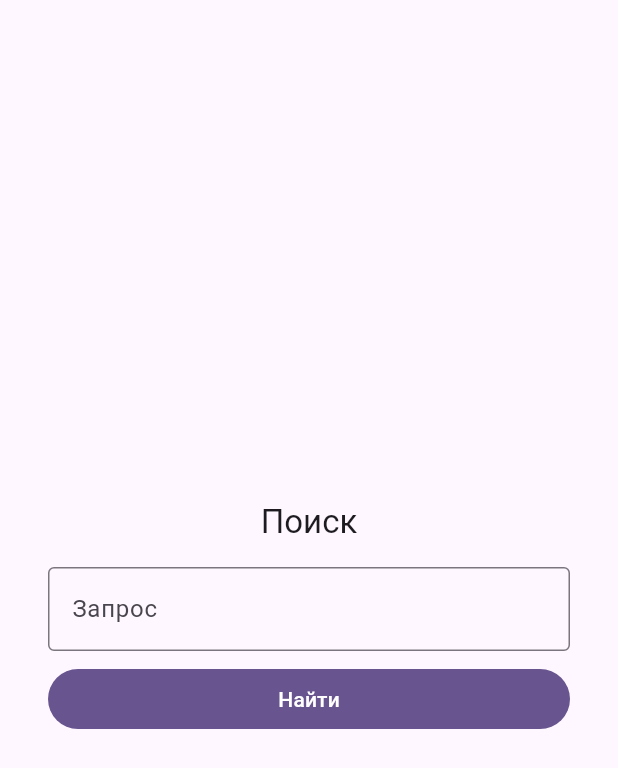
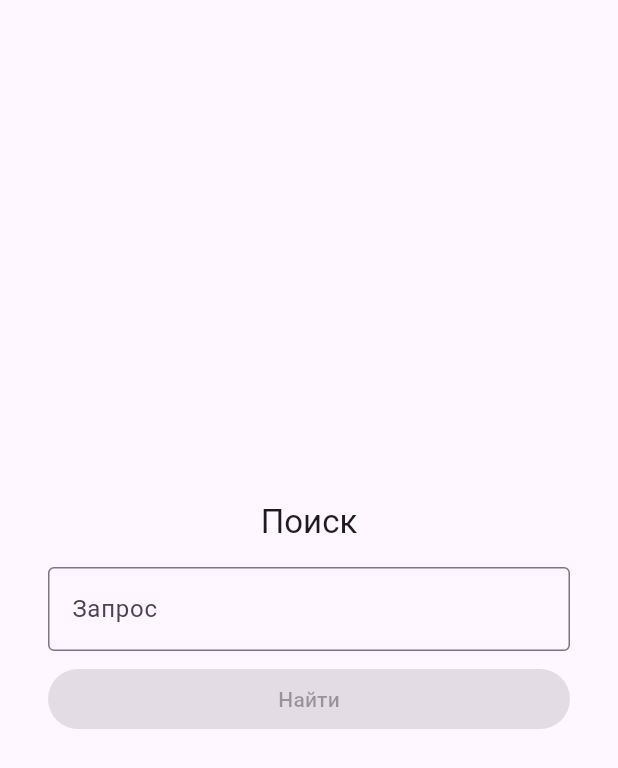
Before and after one commit to surodeev-artem/News-Shower, a Flutter app: the screen it shows after launch, on a phone screen of 412 x 824 dp. Shown: the top 768 px of the screen. Run offline on Flutter 3.47's test engine with Material 3 defaults, Android fonts, the phone set to English and light mode, and no system bars; our stand-ins replace dio, freezed_annotation, get_it, material_ui.

Commit message:
Add navigation

```diff
--- a/lib/app.dart
+++ b/lib/app.dart
@@ -1,5 +1,6 @@
 import 'package:material_ui/material_ui.dart';
-import 'package:news_shower/feature/news_search/ui/news_search_screen.dart';
+import 'package:news_shower/navigation/app_routes.dart';
+import 'package:news_shower/navigation/routes_generator.dart';
 
 class NewShowerApp extends StatelessWidget {
   const NewShowerApp({super.key});
@@ -9,7 +10,8 @@ class NewShowerApp extends StatelessWidget {
     return MaterialApp(
       title: 'Flutter Demo',
       theme: ThemeData(colorScheme: .fromSeed(seedColor: Colors.deepPurple)),
-      home: NewsSearchScreen(),
+      initialRoute: AppRoutes.search,
+      onGenerateRoute: RoutesGenerator.generate,
     );
   }
 }
--- /dev/null
+++ b/lib/feature/news_search/controller/news_search_controller.dart
@@ -0,0 +1,11 @@
+import 'package:flutter/foundation.dart';
+import 'package:news_shower/feature/news_search/controller/news_search_state.dart';
+
+class NewsSearchController extends ChangeNotifier {
+  NewsSearchState state = NewsSearchState(isSearchButtonEnabled: false);
+
+  void onSearchQueryChanged(String query) {
+    state = state.copyWith(isSearchButtonEnabled: query.isNotEmpty);
+    notifyListeners();
+  }
+}
--- /dev/null
+++ b/lib/feature/news_search/controller/news_search_state.dart
@@ -0,0 +1,9 @@
+import 'package:freezed_annotation/freezed_annotation.dart';
+
+part 'news_search_state.freezed.dart';
+
+@freezed
+abstract class NewsSearchState with _$NewsSearchState {
+  const factory NewsSearchState({required bool isSearchButtonEnabled}) =
+      _NewsSearchState;
+}
--- a/lib/feature/news_search/ui/news_search_screen.dart
+++ b/lib/feature/news_search/ui/news_search_screen.dart
@@ -1,4 +1,6 @@
 import 'package:material_ui/material_ui.dart';
+import 'package:news_shower/feature/news_search/controller/news_search_controller.dart';
+import 'package:news_shower/navigation/app_routes.dart';
 
 class NewsSearchScreen extends StatefulWidget {
   const NewsSearchScreen({super.key});
@@ -10,18 +12,22 @@ class NewsSearchScreen extends StatefulWidget {
 }
 
 class _NewsSearchScreenState extends State<NewsSearchScreen> {
-  late TextEditingController _textEditingController;
+  late final TextEditingController _textEditingController;
+  late final NewsSearchController _controller;
 
   @override
   void initState() {
     super.initState();
     _textEditingController = TextEditingController();
+    _controller = NewsSearchController();
   }
 
   @override
   Widget build(BuildContext context) {
     return Scaffold(
-      body: Center(
+      body: ListenableBuilder(
+        listenable: _controller,
+        builder: (context, _) => Center(
           child: Padding(
             padding: EdgeInsetsGeometry.symmetric(horizontal: 32),
             child: Column(
@@ -35,13 +41,29 @@ class _NewsSearchScreenState extends State<NewsSearchScreen> {
                     labelText: 'Запрос',
                     border: OutlineInputBorder(),
                   ),
+                  onChanged: (value) => {
+                    _controller.onSearchQueryChanged(value),
+                  },
                 ),
                 Padding(padding: EdgeInsetsGeometry.only(top: 8)),
                 SizedBox(
                   width: double.infinity,
-                child: FilledButton(onPressed: () => {}, child: Text("Найти")),
+                  child: FilledButton(
+                    onPressed: _controller.state.isSearchButtonEnabled
+                        ? () {
+                            Navigator.of(context).pushNamed(
+                              AppRoutes.newsList,
+                              arguments: NewsListArgs(
+                                query: _textEditingController.text,
+                              ),
+                            );
+                          }
+                        : null,
+                    child: Text("Найти"),
+                  ),
                 ),
               ],
+            ),
           ),
         ),
       ),
@@ -51,6 +73,7 @@ class _NewsSearchScreenState extends State<NewsSearchScreen> {
   @override
   void dispose() {
     _textEditingController.dispose();
+    _controller.dispose();
     super.dispose();
   }
 }
--- /dev/null
+++ b/lib/navigation/app_routes.dart
@@ -0,0 +1,10 @@
+abstract final class AppRoutes {
+  static const search = "/";
+  static const newsList = "/news";
+}
+
+class NewsListArgs {
+  final String query;
+
+  const NewsListArgs({required this.query});
+}
--- /dev/null
+++ b/lib/navigation/routes_generator.dart
@@ -0,0 +1,17 @@
+import 'package:material_ui/material_ui.dart';
+import 'package:news_shower/feature/news_search/ui/news_search_screen.dart';
+import 'package:news_shower/navigation/app_routes.dart';
+
+abstract final class RoutesGenerator {
+  static Route<dynamic> generate(RouteSettings settings) {
+    switch (settings.name) {
+      case AppRoutes.search:
+        return MaterialPageRoute(builder: (_) => const NewsSearchScreen());
+      case AppRoutes.newsList:
+        final args = settings.arguments as NewsListArgs;
+        return MaterialPageRoute(builder: (_) => Text(args.query));
+      default:
+        return MaterialPageRoute(builder: (_) => const NewsSearchScreen());
+    }
+  }
+}
```
Also changed, not shown: lib/feature/news_search/controller/news_search_state.freezed.dart (added). Lines whose indentation alone changed are shown as unchanged.
